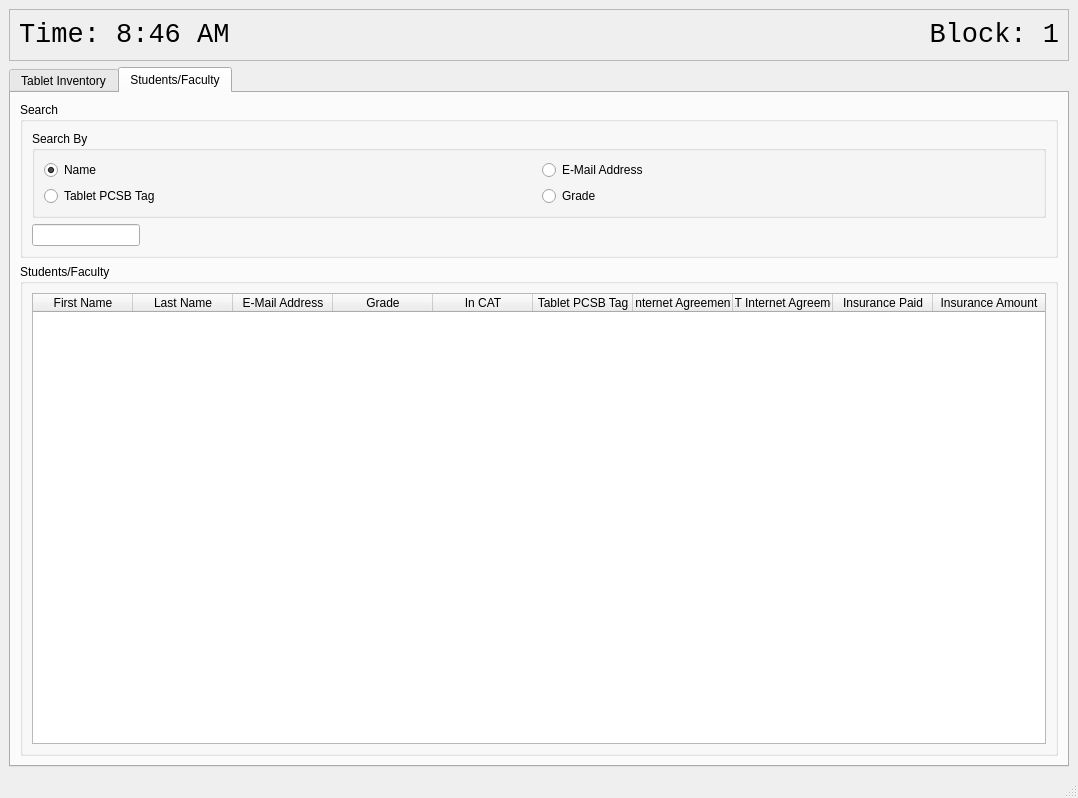
lachbr/lhs-cat-tablet-inventory, file net_mainwindow.ui: the form before one commit.
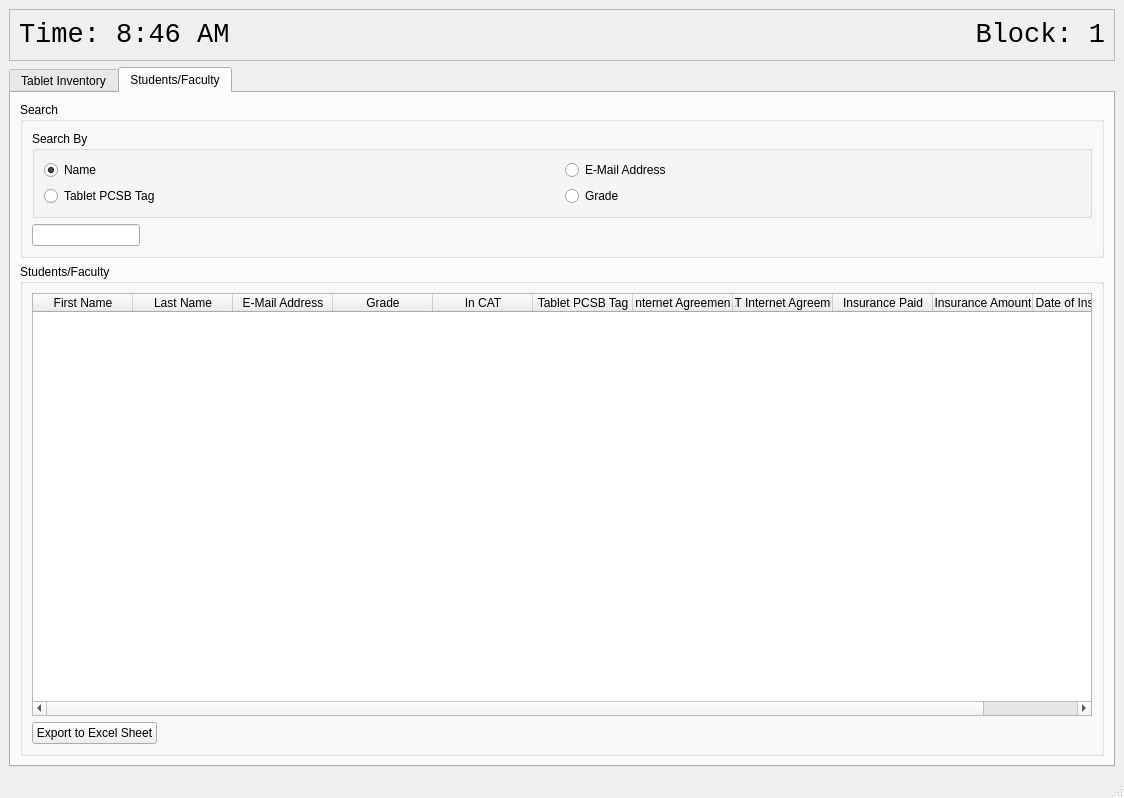
The form after the commit. The open tabs and pages were chosen to show the change.

Commit message: Work on exporting to excel sheet, import from excel sheet, insurance dates, other things

Patch:
```diff
--- a/net_mainwindow.ui
+++ b/net_mainwindow.ui
@@ -6,7 +6,7 @@
    <rect>
     <x>0</x>
     <y>0</y>
-    <width>1078</width>
+    <width>1124</width>
     <height>798</height>
    </rect>
   </property>
@@ -241,6 +241,9 @@
              <property name="editTriggers">
               <set>QAbstractItemView::NoEditTriggers</set>
              </property>
+             <property name="alternatingRowColors">
+              <bool>true</bool>
+             </property>
              <property name="selectionMode">
               <enum>QAbstractItemView::SingleSelection</enum>
              </property>
@@ -254,7 +257,7 @@
               <number>0</number>
              </property>
              <property name="columnCount">
-              <number>10</number>
+              <number>11</number>
              </property>
              <attribute name="horizontalHeaderStretchLastSection">
               <bool>true</bool>
@@ -309,6 +312,24 @@
                <string>Insurance Amount</string>
               </property>
              </column>
+             <column>
+              <property name="text">
+               <string>Date of Insurance</string>
+              </property>
+             </column>
+            </widget>
+           </item>
+           <item>
+            <widget class="QPushButton" name="userExportExcel">
+             <property name="sizePolicy">
+              <sizepolicy hsizetype="Fixed" vsizetype="Fixed">
+               <horstretch>0</horstretch>
+               <verstretch>0</verstretch>
+              </sizepolicy>
+             </property>
+             <property name="text">
+              <string>Export to Excel Sheet</string>
+             </property>
             </widget>
            </item>
           </layout>
```
Left out of the diff: 18 changed lines with no effect on the pictures. The commit also changes 10 other files.
